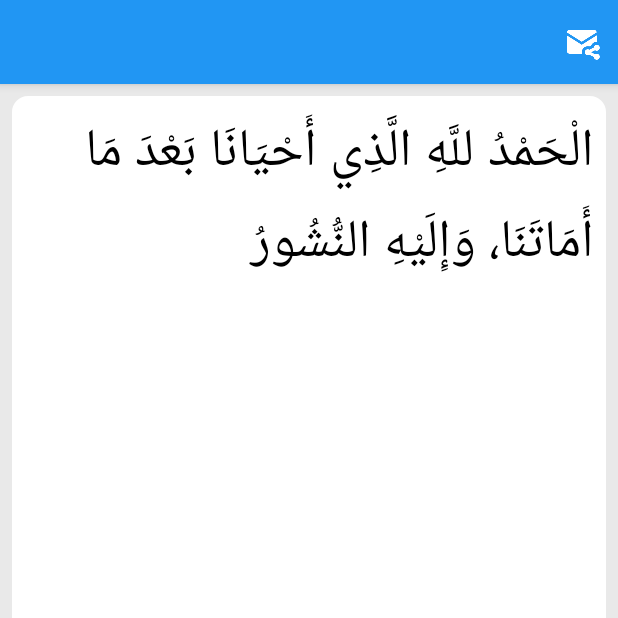
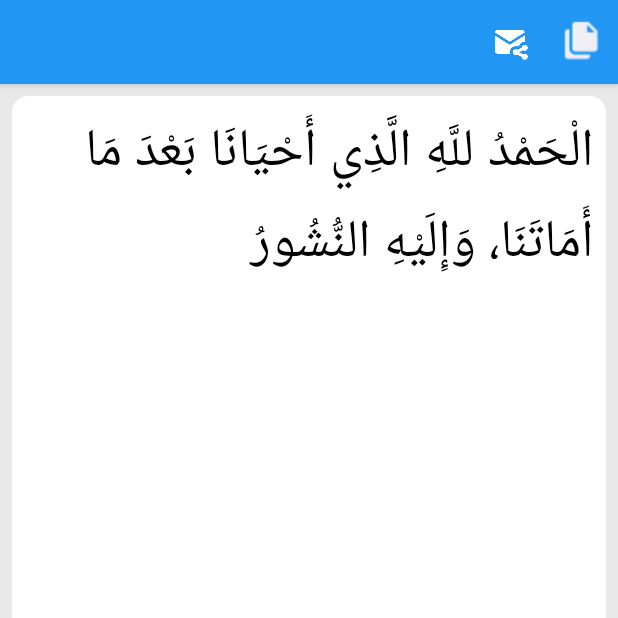
Before and after one commit to AbdoTareq/AzkarMuslim, an Android app: the ZekrActivity screen opened directly, with no data from a screen before it, on a phone screen of 412 x 824 dp, the top half of it. Run offline under Robolectric (Android 15) with nearby library versions, the phone set to English and light mode, and no system bars; libraries missing offline, so code that uses them is left out: com.daasuu.ahp; plain views replace AnimateHorizontalProgressBar; 3 statements that could not run were skipped.

Commit message:
Added copy Doaa & Hadeth Feature

```diff
--- a/app/build.gradle
+++ b/app/build.gradle
@@ -7,8 +7,8 @@ android {
         applicationId "com.omar.abdotareq.muslimpro"
         minSdkVersion 16
         targetSdkVersion 29
-        versionCode 1
-        versionName "1.0"
+        versionCode 2
+        versionName "1.1"
         testInstrumentationRunner "androidx.test.runner.AndroidJUnitRunner"
     }
     buildTypes {
--- a/app/src/main/java/com/omar/abdotareq/muslimpro/Fragments/DoaaFragment.java
+++ b/app/src/main/java/com/omar/abdotareq/muslimpro/Fragments/DoaaFragment.java
@@ -44,7 +44,6 @@ public class DoaaFragment extends Fragment {
     public DoaaFragment() {
         // Required empty public constructor
     }
-
 
     @Override
     public View onCreateView(@NonNull LayoutInflater inflater, ViewGroup container,
--- a/app/src/main/res/layout/fragment_doaa.xml
+++ b/app/src/main/res/layout/fragment_doaa.xml
@@ -27,11 +27,11 @@
 
                 <TextView
                     android:id="@+id/doaa_text"
-                    android:textSize="35sp"
-                    android:padding="8dp"
                     android:layout_width="match_parent"
                     android:layout_height="wrap_content"
-                    android:textColor="@android:color/black"/>
+                    android:padding="8dp"
+                    android:textColor="@android:color/black"
+                    android:textSize="35sp" />
 
             </ScrollView>
 
@@ -50,10 +50,10 @@
 
                 <TextView
                     android:id="@+id/doaa_teller"
+                    android:layout_width="match_parent"
+                    android:layout_height="wrap_content"
                     android:padding="8dp"
-                    android:textSize="15sp"
-                    android:layout_width="match_parent"
-                    android:layout_height="wrap_content" />
+                    android:textSize="15sp" />
 
             </ScrollView>
 
--- a/app/src/main/res/menu/doaa_menu.xml
+++ b/app/src/main/res/menu/doaa_menu.xml
@@ -8,4 +8,10 @@
         android:title="@string/share_doaa"
         app:showAsAction="always" />
 
+    <item
+        android:id="@+id/copy_doaa"
+        android:icon="@drawable/copy"
+        android:title="@string/copy_hadeth"
+        app:showAsAction="always" />
+
 </menu>
--- a/app/src/main/res/values/strings.xml
+++ b/app/src/main/res/values/strings.xml
@@ -11,5 +11,7 @@
     <string name="problem_occurred">حدث خطأ ما</string>
     <string name="share_doaa">مشاركة الدعاء</string>
     <string name="share_hadeth">مشاركة الحديث</string>
+    <string name="copy_hadeth">انسخ النص</string>
+    <string name="copied_clipboard">تم نسخ الى الحافظة</string>
 
 </resources>
```
Also changed, not shown: app/src/main/java/com/omar/abdotareq/muslimpro/Activities/ZekrActivity.java (+15 -0 lines), app/src/main/java/com/omar/abdotareq/muslimpro/activities/HadethActivity.java (+13 -2 lines), app/src/main/res/menu/hadeth_menu.xml (+8 -0 lines), app/src/main/res/drawable/copy.png (added).
